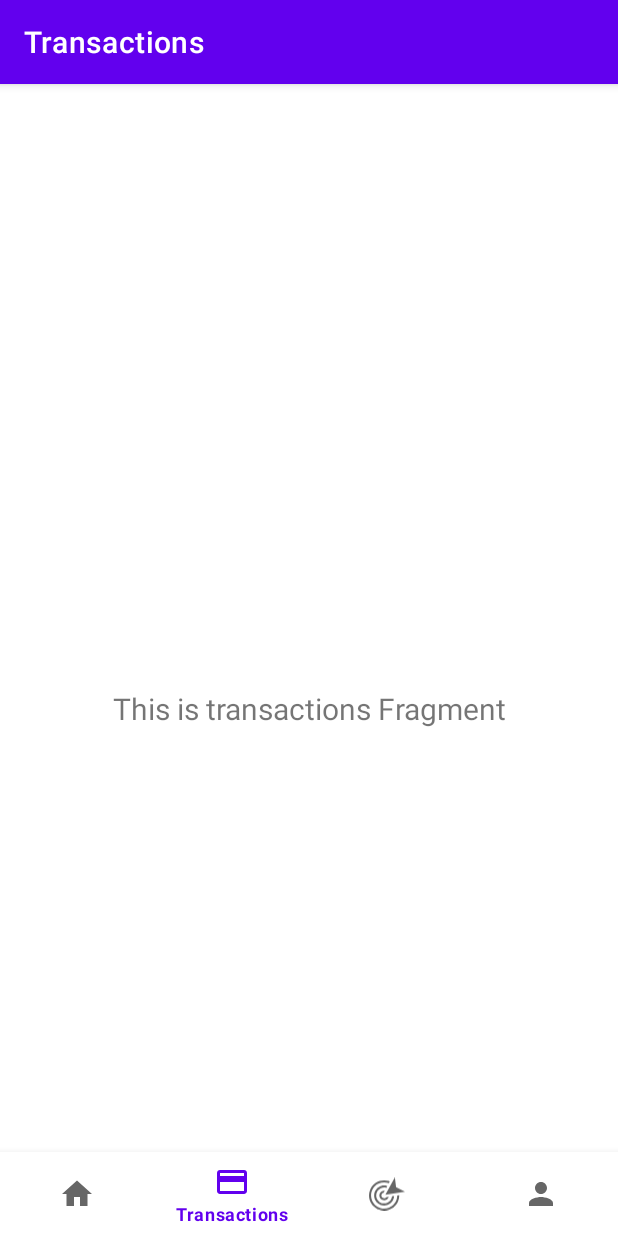
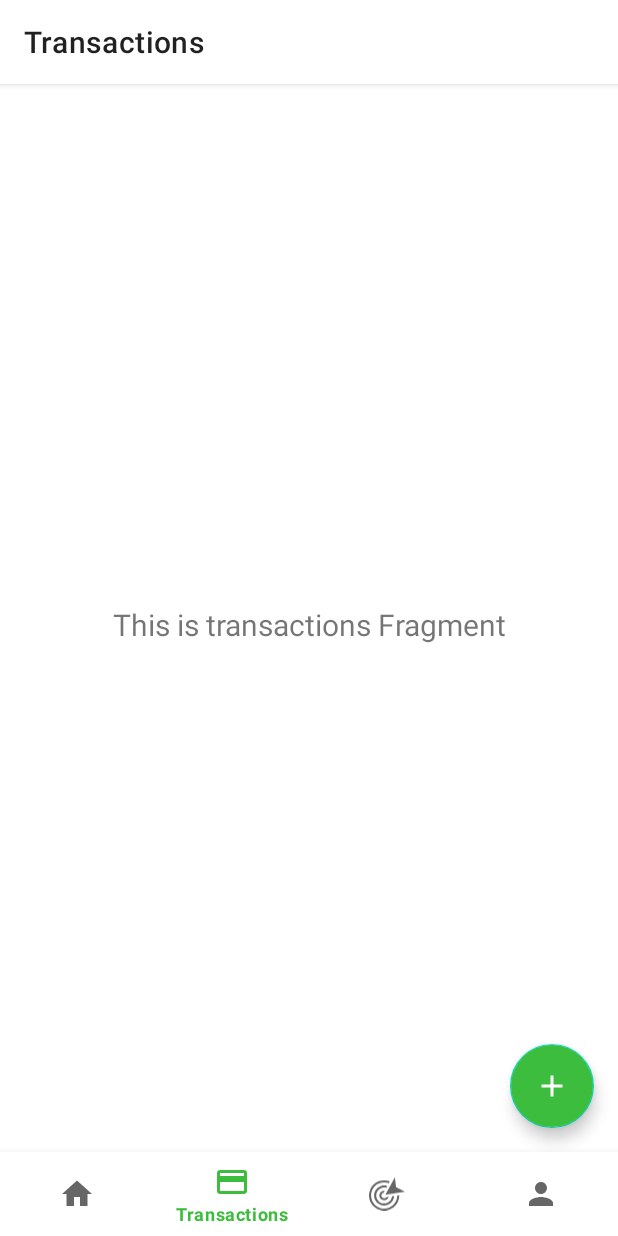
Before and after one commit to ridho-dev/Duitku, an Android app: the TransactionsFragment screen opened through its navigation route, on a phone screen of 412 x 824 dp. Run offline under Robolectric (Android 15) with nearby library versions, the phone set to English and light mode, and no system bars; our stand-ins replace navigation-ui.

Commit message:
Custom toolbar and floating button

```diff
--- a/app/src/main/AndroidManifest.xml
+++ b/app/src/main/AndroidManifest.xml
@@ -8,7 +8,7 @@
         android:label="@string/app_name"
         android:roundIcon="@mipmap/ic_launcher_round"
         android:supportsRtl="true"
-        android:theme="@style/Theme.Duitku">
+        android:theme="@style/Theme.Duitku.NoActionBar">
         <activity
             android:name=".MainActivity"
             android:exported="true">
--- a/app/src/main/java/com/dededev/duitku/MainActivity.kt
+++ b/app/src/main/java/com/dededev/duitku/MainActivity.kt
@@ -2,6 +2,7 @@ package com.dededev.duitku
 
 import androidx.appcompat.app.AppCompatActivity
 import android.os.Bundle
+import androidx.appcompat.widget.Toolbar
 import androidx.navigation.findNavController
 import androidx.navigation.ui.AppBarConfiguration
 import androidx.navigation.ui.setupActionBarWithNavController
@@ -14,9 +15,11 @@ class MainActivity : AppCompatActivity() {
 
     override fun onCreate(savedInstanceState: Bundle?) {
         super.onCreate(savedInstanceState)
-
         binding = ActivityMainBinding.inflate(layoutInflater)
         setContentView(binding.root)
+
+        val toolbar: Toolbar = findViewById(R.id.tb_main)
+        setSupportActionBar(toolbar)
 
         val navView: BottomNavigationView = binding.navView
 
--- /dev/null
+++ b/app/src/main/res/drawable/ic_baseline_add_24.xml
@@ -0,0 +1,10 @@
+<vector xmlns:android="http://schemas.android.com/apk/res/android"
+    android:width="24dp"
+    android:height="24dp"
+    android:viewportWidth="24"
+    android:viewportHeight="24"
+    android:tint="?attr/colorControlNormal">
+  <path
+      android:fillColor="@android:color/white"
+      android:pathData="M19,13h-6v6h-2v-6H5v-2h6V5h2v6h6v2z"/>
+</vector>
--- /dev/null
+++ b/app/src/main/res/drawable/toolbar_bg.xml
@@ -0,0 +1,4 @@
+<shape xmlns:android="http://schemas.android.com/apk/res/android"
+    android:shape="rectangle">
+    <solid android:color="@color/white" />
+</shape>
--- a/app/src/main/res/layout/activity_main.xml
+++ b/app/src/main/res/layout/activity_main.xml
@@ -4,8 +4,17 @@
     xmlns:tools="http://schemas.android.com/tools"
     android:id="@+id/container"
     android:layout_width="match_parent"
-    android:layout_height="match_parent"
-    android:paddingTop="?attr/actionBarSize">
+    android:layout_height="match_parent">
+
+    <androidx.appcompat.widget.Toolbar
+        android:id="@+id/tb_main"
+        android:layout_width="match_parent"
+        android:layout_height="?attr/actionBarSize"
+        android:background="@drawable/toolbar_bg"
+        android:elevation="3dp"
+        app:layout_constraintEnd_toEndOf="parent"
+        app:layout_constraintStart_toStartOf="parent"
+        app:layout_constraintTop_toTopOf="parent" />
 
     <com.google.android.material.bottomnavigation.BottomNavigationView
         android:id="@+id/nav_view"
@@ -22,14 +31,13 @@
     <fragment
         android:id="@+id/nav_host_fragment_activity_main"
         android:name="androidx.navigation.fragment.NavHostFragment"
-        android:layout_width="match_parent"
-        android:layout_height="match_parent"
+        android:layout_width="0dp"
+        android:layout_height="0dp"
         app:defaultNavHost="true"
         app:layout_constraintBottom_toTopOf="@id/nav_view"
         app:layout_constraintLeft_toLeftOf="parent"
         app:layout_constraintRight_toRightOf="parent"
-        app:layout_constraintTop_toTopOf="parent"
+        app:layout_constraintTop_toBottomOf="@id/tb_main"
         app:navGraph="@navigation/mobile_navigation"
         tools:ignore="FragmentTagUsage" />
-
 </androidx.constraintlayout.widget.ConstraintLayout>
--- a/app/src/main/res/layout/fragment_transactions.xml
+++ b/app/src/main/res/layout/fragment_transactions.xml
@@ -19,4 +19,20 @@
         app:layout_constraintEnd_toEndOf="parent"
         app:layout_constraintStart_toStartOf="parent"
         app:layout_constraintTop_toTopOf="parent" />
+
+    <com.google.android.material.floatingactionbutton.FloatingActionButton
+        android:id="@+id/fab_transactions"
+        android:layout_width="wrap_content"
+        android:layout_height="wrap_content"
+        android:layout_margin="16dp"
+        android:backgroundTint="?attr/colorPrimary"
+        android:contentDescription="@string/add_transaction"
+        android:foregroundGravity="bottom"
+        app:fabSize="normal"
+        app:layout_anchorGravity="bottom|end"
+        app:layout_constraintBottom_toBottomOf="parent"
+        app:layout_constraintEnd_toEndOf="parent"
+        app:srcCompat="@drawable/ic_baseline_add_24"
+        app:tint="@color/white"
+        tools:ignore="ImageContrastCheck" />
 </androidx.constraintlayout.widget.ConstraintLayout>
--- a/app/src/main/res/values-night/themes.xml
+++ b/app/src/main/res/values-night/themes.xml
@@ -2,7 +2,7 @@
     <!-- Base application theme. -->
     <style name="Theme.Duitku" parent="Theme.MaterialComponents.DayNight.DarkActionBar">
         <!-- Primary brand color. -->
-        <item name="colorPrimary">@color/purple_200</item>
+        <item name="colorPrimary">@color/green_200</item>
         <item name="colorPrimaryVariant">@color/purple_700</item>
         <item name="colorOnPrimary">@color/black</item>
         <!-- Secondary brand color. -->
@@ -12,5 +12,6 @@
         <!-- Status bar color. -->
         <item name="android:statusBarColor" tools:targetApi="l">?attr/colorPrimaryVariant</item>
         <!-- Customize your theme here. -->
+        <item name="android:windowLightStatusBar" tools:ignore="NewApi">true</item>
     </style>
 </resources>
--- a/app/src/main/res/values/colors.xml
+++ b/app/src/main/res/values/colors.xml
@@ -1,10 +1,11 @@
 <?xml version="1.0" encoding="utf-8"?>
 <resources>
-    <color name="purple_200">#FFBB86FC</color>
+    <color name="green_200">#3DBD3D</color>
     <color name="purple_500">#FF6200EE</color>
     <color name="purple_700">#FF3700B3</color>
     <color name="teal_200">#FF03DAC5</color>
     <color name="teal_700">#FF018786</color>
     <color name="black">#FF000000</color>
     <color name="white">#FFFFFFFF</color>
+    <color name="transparent">#00FFFFFF</color>
 </resources>
--- a/app/src/main/res/values/strings.xml
+++ b/app/src/main/res/values/strings.xml
@@ -4,4 +4,5 @@
     <string name="title_profile">Profile</string>
     <string name="title_transactions">Transactions</string>
     <string name="title_goals">Goals</string>
+    <string name="add_transaction">Add Transaction</string>
 </resources>
--- a/app/src/main/res/values/themes.xml
+++ b/app/src/main/res/values/themes.xml
@@ -2,8 +2,8 @@
     <!-- Base application theme. -->
     <style name="Theme.Duitku" parent="Theme.MaterialComponents.DayNight.DarkActionBar">
         <!-- Primary brand color. -->
-        <item name="colorPrimary">@color/purple_500</item>
-        <item name="colorPrimaryVariant">@color/purple_700</item>
+        <item name="colorPrimary">@color/green_200</item>
+        <item name="colorPrimaryVariant">@color/white</item>
         <item name="colorOnPrimary">@color/white</item>
         <!-- Secondary brand color. -->
         <item name="colorSecondary">@color/teal_200</item>
@@ -12,5 +12,11 @@
         <!-- Status bar color. -->
         <item name="android:statusBarColor" tools:targetApi="l">?attr/colorPrimaryVariant</item>
         <!-- Customize your theme here. -->
+        <item name="android:windowLightStatusBar" tools:ignore="NewApi">true</item>
+    </style>
+
+    <style name="Theme.Duitku.NoActionBar">
+        <item name="windowActionBar">false</item>
+        <item name="windowNoTitle">true</item>
     </style>
 </resources>
```
Also changed, not shown: app/src/main/java/com/dededev/duitku/ui/dashboard/DashboardFragment.kt (deleted, +0 -42 lines), app/src/main/java/com/dededev/duitku/ui/dashboard/DashboardViewModel.kt (deleted, +0 -13 lines), app/src/main/java/com/dededev/duitku/ui/notifications/NotificationsFragment.kt (deleted, +0 -42 lines), app/src/main/java/com/dededev/duitku/ui/notifications/NotificationsViewModel.kt (deleted, +0 -13 lines), app/src/main/res/layout/fragment_dashboard.xml (deleted, +0 -22 lines), app/src/main/res/layout/fragment_goals.xml (+16 -0 lines), app/src/main/res/layout/fragment_home.xml (+16 -0 lines), app/src/main/res/layout/fragment_notifications.xml (deleted, +0 -22 lines).
